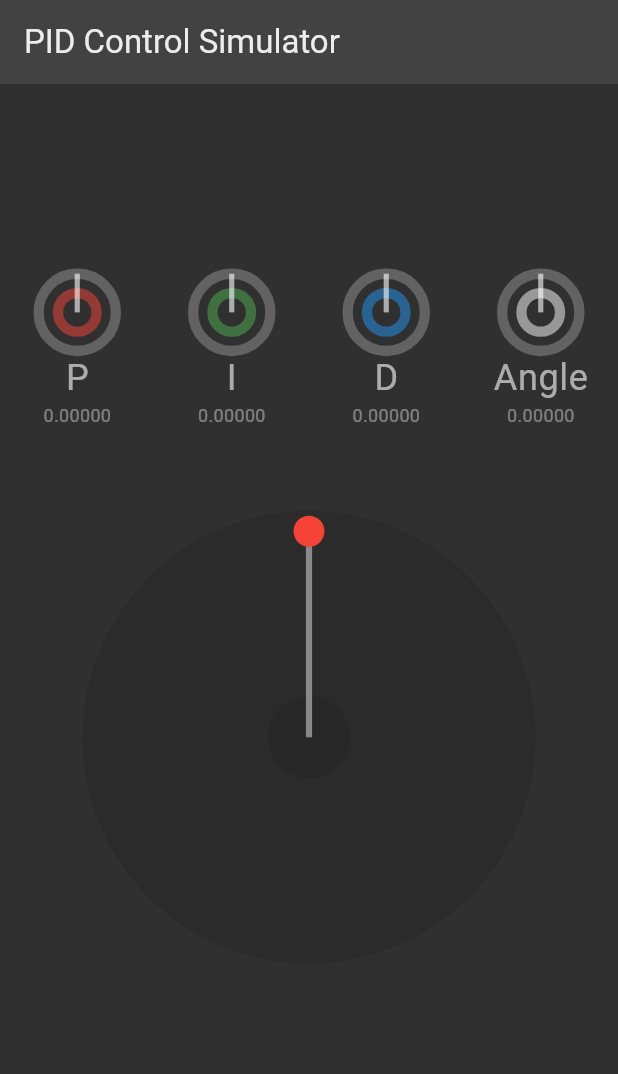
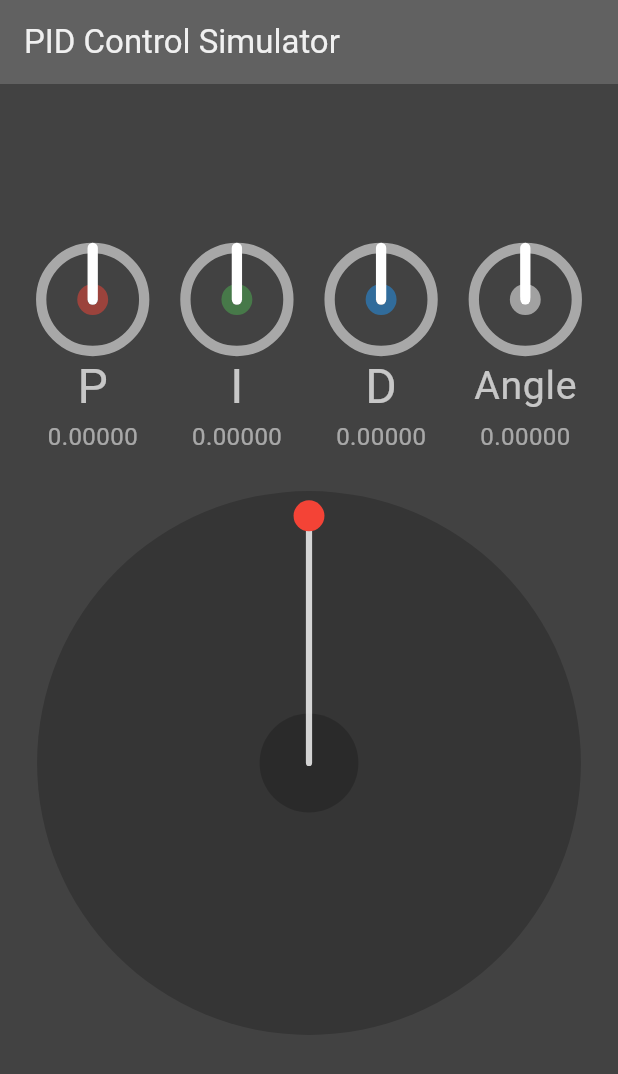
Before and after one commit to krissalll/pid_simulator, a Flutter app: the screen it shows after launch, on a phone screen of 412 x 824 dp. Shown: the top 1074 px of the screen. Run offline on Flutter 3.47's test engine with Material 3 defaults, Android fonts, the light colour scheme and no system bars.

Commit message:
Visual tweaks

```diff
--- a/lib/main.dart
+++ b/lib/main.dart
@@ -14,10 +14,10 @@ class MyApp extends StatelessWidget {
     return MaterialApp(
       debugShowCheckedModeBanner: false,
       home: Scaffold(
-        backgroundColor: Colors.grey[850],
+        backgroundColor: Colors.grey[800],
         appBar: AppBar(
           title: const Text('PID Control Simulator'),
-          backgroundColor: Colors.grey[800],
+          backgroundColor: Colors.grey[700],
           foregroundColor: Colors.white.withOpacity(0.9),
         ),
         body: const PIDControlSimulator(),
@@ -41,7 +41,10 @@ class _PIDControlSimulatorState extends State<PIDControlSimulator> {
 
   @override
   Widget build(BuildContext context) {
-    return Column(
+    return Center(
+      child: AspectRatio(
+        aspectRatio: 2 / 3,
+        child: Column(
           mainAxisAlignment: MainAxisAlignment.center,
           children: [
             PIDKnobs(
@@ -52,6 +55,8 @@ class _PIDControlSimulatorState extends State<PIDControlSimulator> {
             ),
             LeverActuator(p: _p, i: _i, d: _d, a: _a),
           ],
+        ),
+      ),
     );
   }
 }
@@ -91,7 +96,7 @@ class _KnobState extends State<Knob> {
   @override
   Widget build(BuildContext context) {
     return AspectRatio(
-      aspectRatio: 2 / 3,
+      aspectRatio: 1 / 2,
       child: Column(
         children: [
           Expanded(
@@ -112,7 +117,7 @@ class _KnobState extends State<Knob> {
             child: FittedBox(
               child: Text(
                 widget.title,
-                style: const TextStyle(color: Colors.white60),
+                style: const TextStyle(color: Colors.white70),
               ),
             ),
           ),
@@ -120,7 +125,7 @@ class _KnobState extends State<Knob> {
             child: FittedBox(
               child: Text(
                 _value.toStringAsFixed(5),
-                style: const TextStyle(color: Colors.white38),
+                style: const TextStyle(color: Colors.white54),
               ),
             ),
           ),
@@ -141,15 +146,16 @@ class _KnobPainter extends CustomPainter {
   @override
   void paint(Canvas canvas, Size size) {
     Paint paint = Paint()
-      ..color = Colors.white24
+      ..color = Colors.white54
       ..style = PaintingStyle.stroke
-      ..strokeWidth = size.width / 15;
+      ..strokeWidth = size.width / 10
+      ..strokeCap = StrokeCap.round;
 
     double radius = min(size.width, size.height) / 2;
     Offset center = Offset(size.width / 2, size.height / 2);
     canvas.drawCircle(center, radius, paint);
     paint.color = knobColor.withOpacity(0.5);
-    canvas.drawCircle(center, radius / 2, paint);
+    canvas.drawCircle(center, radius / 5, paint);
 
     double normalizedValue = (value - minValue) / (maxValue - minValue);
     double angle = normalizedValue * 2 * pi;
@@ -157,8 +163,8 @@ class _KnobPainter extends CustomPainter {
       center.dx + radius * cos(angle - pi / 2),
       center.dy + radius * sin(angle - pi / 2),
     );
-    paint.color = Colors.white60;
-    paint.strokeWidth = size.width / 30;
+    paint.color = Colors.white;
+    paint.strokeWidth = size.width / 10;
     canvas.drawLine(center, knobIndicator, paint);
   }
 
@@ -186,51 +192,39 @@ class PIDKnobs extends StatelessWidget {
   Widget build(BuildContext context) {
     return LayoutBuilder(
       builder: (context, constraints) {
-        double knobSize = constraints.maxWidth / 4;
+        // double padding = constraints.maxWidth / 4;
         return AspectRatio(
-          aspectRatio: 4 / 1,
+          aspectRatio: 3 / 1,
           child: Row(
             mainAxisAlignment: MainAxisAlignment.spaceEvenly,
             children: [
-              SizedBox(
-                width: knobSize,
-                child: Knob(
+              Knob(
                 title: 'P',
                 onValueChanged: onPChanged,
                 min: 0,
                 max: 0.1,
                 knobColor: Colors.red,
               ),
-              ),
-              SizedBox(
-                width: knobSize,
-                child: Knob(
+              Knob(
                 title: 'I',
                 onValueChanged: onIChanged,
                 min: 0,
-                  max: 0.01,
+                max: 0.005,
                 knobColor: Colors.green,
               ),
-              ),
-              SizedBox(
-                width: knobSize,
-                child: Knob(
+              Knob(
                 title: 'D',
                 onValueChanged: onDChanged,
                 min: 0,
                 max: 0.1,
                 knobColor: Colors.blue,
               ),
-              ),
-              SizedBox(
-                width: knobSize,
-                child: Knob(
+              Knob(
                 title: 'Angle',
                 onValueChanged: onAChanged,
                 min: 0,
                 max: 2 * pi,
                 knobColor: Colors.white38,
-                ),
               ),
             ],
           ),
@@ -373,14 +367,15 @@ class _LeverPainter extends CustomPainter {
   @override
   void paint(Canvas canvas, Size size) {
     Paint paint = Paint()
-      ..color = Colors.white38
+      ..color = Colors.white70
       ..style = PaintingStyle.stroke
-      ..strokeWidth = size.width / 100;
+      ..strokeWidth = size.width / 100
+      ..strokeCap = StrokeCap.round;
 
-    Paint fillPaint = Paint()..color = Colors.black.withOpacity(0.1);
+    Paint fillPaint = Paint()..color = Colors.black.withOpacity(0.2);
 
     Offset center = Offset(size.width / 2, size.height / 2);
-    double length = min(size.width, size.height) / 3;
+    double length = min(size.width, size.height) / 2.5;
     Offset angleEnd = Offset(
       center.dx + length * cos(a),
       center.dy + length * sin(a),
@@ -394,22 +389,21 @@ class _LeverPainter extends CustomPainter {
     canvas.drawCircle(center, length * 1.1, fillPaint);
     canvas.drawCircle(center, length * 0.2, fillPaint);
     canvas.drawLine(center, leverEnd, paint);
-    paint.color = Colors.white.withOpacity(0.1);
+    paint.color = Colors.white.withOpacity(0.3);
     canvas.drawLine(center, angleEnd, paint);
 
     fillPaint.color = Colors.red;
     canvas.drawCircle(leverEnd, size.width / 40, fillPaint);
-
-    Rect rect = Rect.fromCenter(
-        center: center, width: size.width / 5, height: size.width / 5);
+    double rSize = length * 0.4;
+    Rect rect = Rect.fromCenter(center: center, width: rSize, height: rSize);
     paint.color = Colors.red;
     canvas.drawArc(rect, a, _p * 100, false, paint);
-    Rect rect2 = Rect.fromCenter(
-        center: center, width: size.width / 6, height: size.width / 6);
+    rSize += size.width / 30;
+    Rect rect2 = Rect.fromCenter(center: center, width: rSize, height: rSize);
     paint.color = Colors.green;
     canvas.drawArc(rect2, a, _i * 100, false, paint);
-    Rect rect3 = Rect.fromCenter(
-        center: center, width: size.width / 7, height: size.width / 7);
+    rSize += size.width / 30;
+    Rect rect3 = Rect.fromCenter(center: center, width: rSize, height: rSize);
     paint.color = Colors.blue;
     canvas.drawArc(rect3, a, _d * 100, false, paint);
   }
```
Lines whose indentation alone changed are shown as unchanged.
